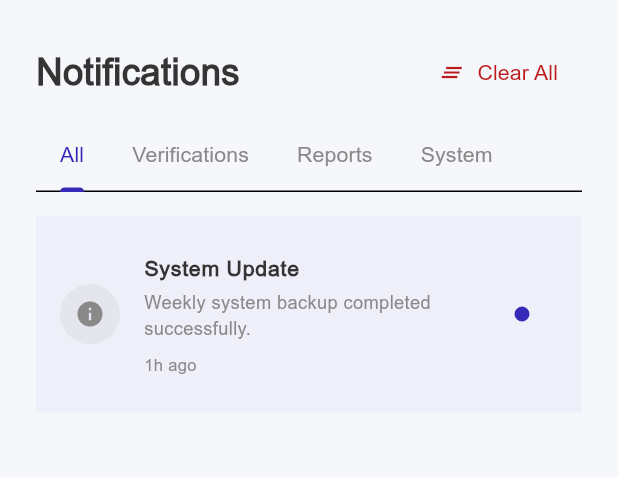
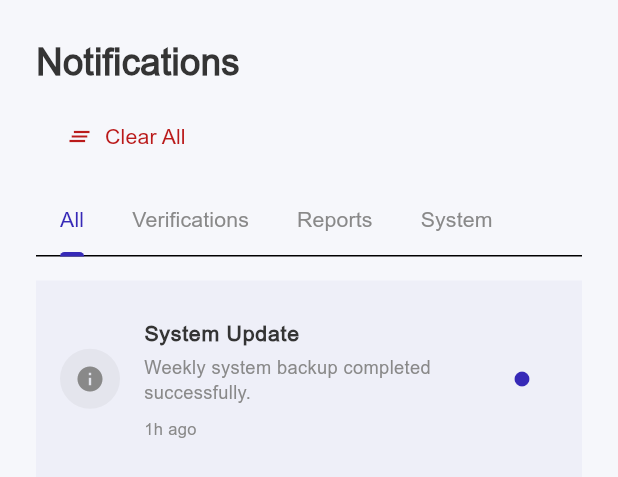
Before and after one commit to moazzam-samoo/hostel-pin, a Flutter app: the AdminNotificationsView widget shown alone on an empty page, opened directly, after a tap on "Mark all as read", on a phone screen of 412 x 824 dp. Shown: the top 477 px of the screen. Run offline on Flutter 3.47's test engine with Material 3 defaults, Android fonts, the phone set to English and light mode, and no system bars; our stand-ins replace cached_network_image, carousel_slider, cloud_firestore, dio, dotted_border, firebase_auth and 15 more; missing offline and left inert: cloudinary_public, geoflutterfire_plus, map_launcher; accounts and stored records are empty; statements that could not run were skipped.

Commit message:
fix(admin): reflow notification center header for mobile

```diff
--- a/lib/features/admin/notifications/admin_notifications_view.dart
+++ b/lib/features/admin/notifications/admin_notifications_view.dart
@@ -4,6 +4,7 @@ import 'admin_notifications_controller.dart';
 import '../../../../core/constants/app_strings.dart';
 import '../../../../core/theme/app_colors.dart';
 import '../../../../core/theme/app_text_styles.dart';
+import '../../../../core/utils/responsive.dart';
 import '../../../../data/models/admin_notification_model.dart';
 
 class AdminNotificationsView extends GetView<AdminNotificationsController> {
@@ -11,18 +12,7 @@ class AdminNotificationsView extends GetView<AdminNotificationsController> {
 
   @override
   Widget build(BuildContext context) {
-    return DefaultTabController(
-      length: 4,
-      child: Column(
-        crossAxisAlignment: CrossAxisAlignment.start,
-        children: [
-          Padding(
-            padding: const EdgeInsets.fromLTRB(24, 24, 24, 0),
-            child: Row(
-              mainAxisAlignment: MainAxisAlignment.spaceBetween,
-              children: [
-                Text(AppStrings.adminNotificationsTitle, style: AppTextStyles.screenTitle),
-                Row(
+    final actionsRow = Row(
       children: [
         Obx(() => controller.notifications.any((n) => !controller.isRead(n.id))
             ? TextButton.icon(
@@ -44,7 +34,29 @@ class AdminNotificationsView extends GetView<AdminNotificationsController> {
           ),
         ),
       ],
-                ),
+    );
+
+    return DefaultTabController(
+      length: 4,
+      child: Column(
+        crossAxisAlignment: CrossAxisAlignment.start,
+        children: [
+          Padding(
+            padding: const EdgeInsets.fromLTRB(24, 24, 24, 0),
+            child: Responsive.isDesktop(context)
+                ? Row(
+                    mainAxisAlignment: MainAxisAlignment.spaceBetween,
+                    children: [
+                      Text(AppStrings.adminNotificationsTitle, style: AppTextStyles.screenTitle),
+                      actionsRow,
+                    ],
+                  )
+                : Column(
+                    crossAxisAlignment: CrossAxisAlignment.start,
+                    children: [
+                      Text(AppStrings.adminNotificationsTitle, style: AppTextStyles.screenTitle),
+                      const SizedBox(height: 8),
+                      actionsRow,
                     ],
                   ),
           ),
```
Lines whose indentation alone changed are shown as unchanged.
